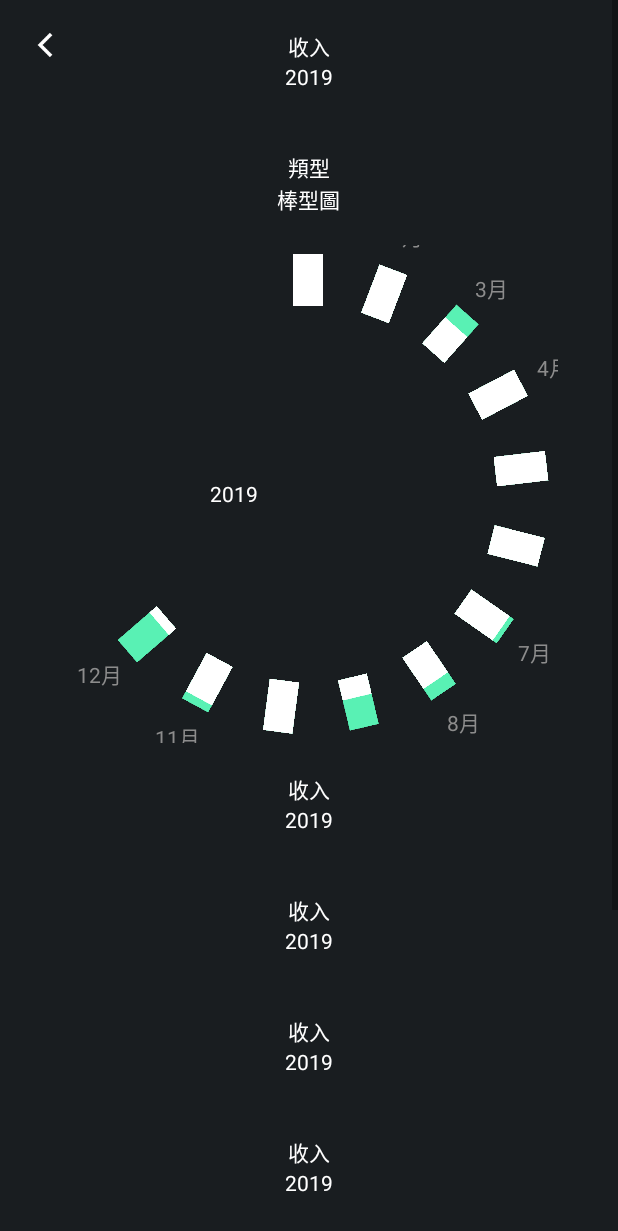
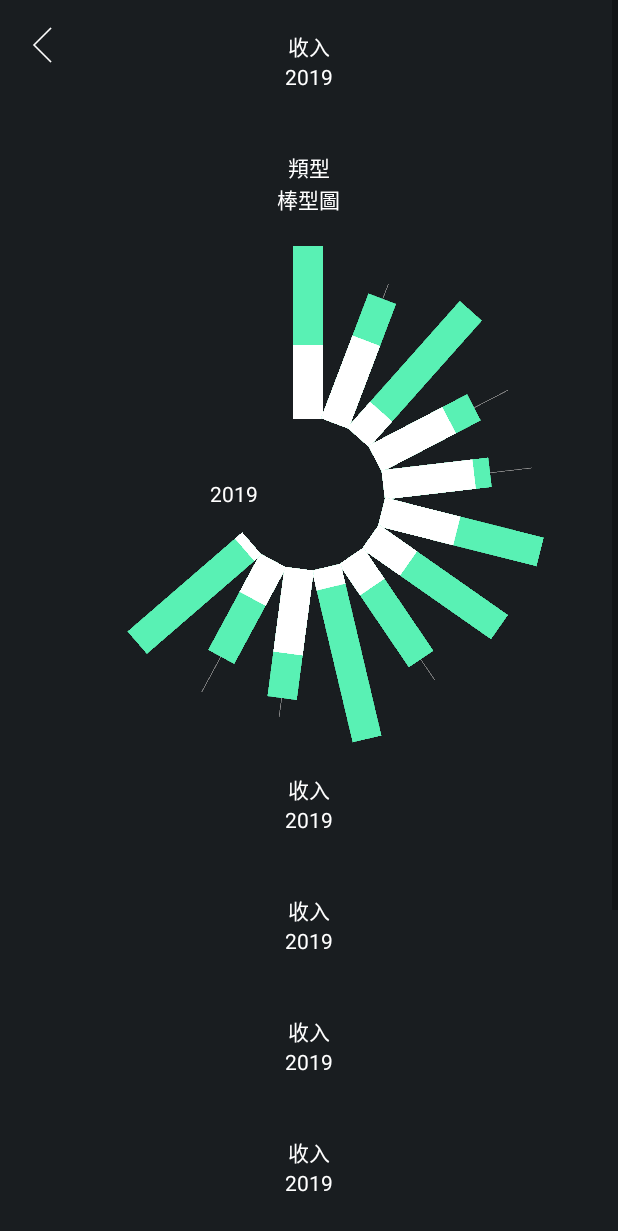
Before and after one commit to laibi0923/Receipt, an Android app: the Statustics_Main screen opened directly, with no data from a screen before it, on a phone screen of 412 x 824 dp. Shown: the top 1231 px of the screen. Run offline under Robolectric (Android 15) with nearby library versions, the phone set to English and light mode, and no system bars.

Commit message:
Update on 2 Feb 2019

```diff
--- a/app/src/main/java/com/example/lpc/receipt/Setting/Statustics_Circle.java
+++ b/app/src/main/java/com/example/lpc/receipt/Setting/Statustics_Circle.java
@@ -1,14 +1,167 @@
 package com.example.lpc.receipt.Setting;
+import android.content.Context;
 import android.util.*;
+import android.view.View;
+import android.view.WindowManager;
+import android.widget.LinearLayout;
+import android.widget.RelativeLayout;
+import android.widget.TextView;
+
+import com.example.lpc.receipt.R;
 
 public class Statustics_Circle
 {
 
+	private Context context;
+	private DisplayMetrics displayMetrics;
+
+	// 標題文字
+	private String[] mths_text = new String[]{"Jan", "Feb", "Mar", "Apr", "May", "Jun", "Jul", "Aug", "Sep", "Oct", "Nov", "Dec"};
+	private String[] mths_text_cht = new String[]{"1月", "2月", "3月", "4月", "5月", "6月", "7月", "8月", "9月", "10月", "11月", "12月"};
+
 	public Statustics_Circle(){
-
-
 
 	}
 
+	public void Draw_Statustics_Circle(RelativeLayout Target_View, Context context){
+
+		this.context = context;
+
+		displayMetrics = new DisplayMetrics();
+
+		// 螢幕長度
+		int phone_width = Get_Window_Width();
+		// 螢幕長度 - 80dp (marginLeft, marginRight)
+		int setup_height_width = phone_width - DP_convert_PX(80);
+		Log.e("Height", setup_height_width + "");
+		// 中心部份圓的大小
+		int center_circle_size = 250;
+		// 統計項目數 (1 - 12月)
+		int line_count = 12;
+		// 最大高度
+		int statustics_bar_maxheight = 350;
+		// 底線寬度
+		int base_line_width = 1;
+		// 底線高度
+		int base_line_height = DP_convert_PX(100);
+		// 統計條寬 (白)
+		int statustics_bar1_width = 30;
+		// 統計條寬 (綠)
+		int statustics_bar2_width = 30;
+
+		Target_View.getLayoutParams().height = setup_height_width;
+		Target_View.getLayoutParams().width = setup_height_width;
+
+		Log.e("Phone_Width", phone_width + "px, " + PX_convert_DP(phone_width) + "dp");
+		Log.e("setup_height_width", setup_height_width + "px, " + PX_convert_DP(setup_height_width) + "dp");
+
+
+		// LinearyLayout
+		// 	- TextView
+		// 	- RelativeLayout
+		// 		- View (baseline)
+		// 		- View (Bar 1)
+		//		- View (Bar 2)
+
+
+		for (int i = 0; i < line_count; i++){
+
+			// 主容器
+			LinearLayout mLinearLayout = new LinearLayout(context);
+			mLinearLayout.setOrientation(LinearLayout.VERTICAL);
+			RelativeLayout.LayoutParams pp1 = new RelativeLayout.LayoutParams(LinearLayout.LayoutParams.WRAP_CONTENT, statustics_bar_maxheight);
+			pp1.addRule(RelativeLayout.CENTER_IN_PARENT, RelativeLayout.TRUE);
+			mLinearLayout.setLayoutParams(pp1);
+			Target_View.addView(mLinearLayout);
+
+			// 標題
+			TextView mTextView = new TextView(context);
+			mTextView.setText(mths_text_cht[i]);
+			mTextView.setPadding(20, 20,20,20);
+			mTextView.setTextColor(context.getResources().getColor(R.color.text_color_2));
+			LinearLayout.LayoutParams mTextView_LayoutParams = new LinearLayout.LayoutParams(LinearLayout.LayoutParams.WRAP_CONTENT, LinearLayout.LayoutParams.WRAP_CONTENT);
+			mTextView.setLayoutParams(mTextView_LayoutParams);
+			mLinearLayout.addView(mTextView);
+
+			//
+			RelativeLayout mRelativeLayout = new RelativeLayout(context);
+			RelativeLayout.LayoutParams mRelativeLayout_LayoutParams = new RelativeLayout.LayoutParams(RelativeLayout.LayoutParams.MATCH_PARENT, RelativeLayout.LayoutParams.MATCH_PARENT);
+			mRelativeLayout_LayoutParams.addRule(RelativeLayout.CENTER_IN_PARENT, RelativeLayout.TRUE);
+			mRelativeLayout_LayoutParams.addRule(RelativeLayout.ALIGN_PARENT_BOTTOM, RelativeLayout.TRUE);
+			mRelativeLayout.setLayoutParams(mRelativeLayout_LayoutParams);
+			mLinearLayout.addView(mRelativeLayout);
+
+
+			// 統計線 (Heigt 100dp)
+			View statustics_line = new View(context);
+			statustics_line.setBackgroundColor(context.getResources().getColor(R.color.text_color_2));
+			RelativeLayout.LayoutParams line_LayoutParams = new RelativeLayout.LayoutParams(base_line_width, base_line_height);
+			line_LayoutParams.addRule(RelativeLayout.CENTER_IN_PARENT, RelativeLayout.TRUE);
+			line_LayoutParams.addRule(RelativeLayout.ALIGN_PARENT_BOTTOM, RelativeLayout.TRUE);
+			statustics_line.setLayoutParams(line_LayoutParams);
+			mRelativeLayout.addView(statustics_line);
+
+
+			// 統計條 (白)
+			View statustics_bar1 = new View(context);
+			statustics_bar1.setBackgroundColor(context.getResources().getColor(R.color.colorAccent));
+			int Random_Num1 = (int) (Math.random() * 100 +100);
+			RelativeLayout.LayoutParams statustics_bar1_LayoutPams = new RelativeLayout.LayoutParams(statustics_bar1_width, Random_Num1);
+			statustics_bar1_LayoutPams.addRule(RelativeLayout.CENTER_IN_PARENT, RelativeLayout.TRUE);
+			statustics_bar1_LayoutPams.addRule(RelativeLayout.ALIGN_PARENT_BOTTOM, RelativeLayout.TRUE);
+			statustics_bar1.setLayoutParams(statustics_bar1_LayoutPams);
+			mRelativeLayout.addView(statustics_bar1);
+
+
+			// 統計條 (綠)
+			View statustics_bar2 = new View(context);
+			statustics_bar2.setBackgroundColor(context.getResources().getColor(R.color.text_color_1));
+			int Random_Num2 = (int) (Math.random() * 100  );
+			RelativeLayout.LayoutParams statustics_bar2_LayoutPams = new RelativeLayout.LayoutParams(statustics_bar2_width, Random_Num2);
+			statustics_bar2_LayoutPams.addRule(RelativeLayout.CENTER_IN_PARENT, RelativeLayout.TRUE);
+			statustics_bar2_LayoutPams.addRule(RelativeLayout.ALIGN_PARENT_BOTTOM, RelativeLayout.TRUE);
+			statustics_bar2.setLayoutParams(statustics_bar2_LayoutPams);
+			mRelativeLayout.addView(statustics_bar2);
+
+			// Calculate the angle of the current view. Adjust by 90 degrees to
+			// get View 0 at the top. We need the angle in degrees and radians.
+			float angleDeg = i * 250.0f / line_count - 90.0f;
+			float angleRad = (float)(angleDeg * Math.PI / 180.0f);
+
+			// Calculate the position of the view, offset from center (300 px from
+			// center). Again, this should be done in a display size independent way.
+			mLinearLayout.setTranslationX(center_circle_size * (float)Math.cos(angleRad));
+
+			mLinearLayout.setTranslationY(center_circle_size * (float)Math.sin(angleRad));
+
+			// Set the rotation of the view.
+			mLinearLayout.setRotation(angleDeg + 90.0f);
+
+			// 將文字旋轉到岩位
+			mTextView.setRotation(-angleDeg + 270.0f);
+
+			//statustics_view.addView(mLinearLayout);
+
+		}
+
+	}
+
+	private int  PX_convert_DP(int width_px){
+		return Math.round(width_px / displayMetrics.density);
+	}
+
+
+	private int  DP_convert_PX(int width_dp){
+		return Math.round(width_dp * displayMetrics.density);
+	}
+
+
+	// 得知手機寬度
+	private int Get_Window_Width(){
+		WindowManager mWindowManager = (WindowManager) context.getSystemService(context.WINDOW_SERVICE);
+		mWindowManager.getDefaultDisplay().getMetrics(displayMetrics);
+
+		return displayMetrics.widthPixels;
+	}
 
 }
--- a/app/src/main/java/com/example/lpc/receipt/Setting/Statustics_Main.java
+++ b/app/src/main/java/com/example/lpc/receipt/Setting/Statustics_Main.java
@@ -1,22 +1,13 @@
 package com.example.lpc.receipt.Setting;
 
-import android.graphics.Color;
 import android.os.*;
 import android.support.annotation.*;
 import android.support.v7.app.*;
 import android.util.*;
-import android.view.*;
 import android.widget.*;
 import com.example.lpc.receipt.*;
 
 public class Statustics_Main extends AppCompatActivity {
-
-    // 標題文字
-	private String[] mths_text = new String[]{"Jan", "Feb", "Mar", "Apr", "May", "Jun", "Jul", "Aug", "Sep", "Oct", "Nov", "Dec"};
-    private String[] mths_text_cht = new String[]{"1月", "2月", "3月", "4月", "5月", "6月", "7月", "8月", "9月", "10月", "11月", "12月"};
-
-
-    private DisplayMetrics displayMetrics;
 
 
 	private RelativeLayout statustics_view;
@@ -28,8 +19,6 @@ public class Statustics_Main extends AppCompatActivity {
 
         setContentView(R.layout.y002_statistics_parts);
 
-        displayMetrics = new DisplayMetrics();
-
         Find_View();
 
     }
@@ -39,144 +28,8 @@ public class Statustics_Main extends AppCompatActivity {
 
         statustics_view = (RelativeLayout) findViewById(R.id.statustics_view);
 
-		Circle_Statustics();
-	}
-
-	private int  PX_convert_DP(int width_px){
-        return Math.round(width_px / displayMetrics.density);
-    }
-
-
-    private int  DP_convert_PX(int width_dp){
-        return Math.round(width_dp * displayMetrics.density);
-    }
-
-
-    // 得知手機寬度
-    private int Get_Window_Width(){
-        WindowManager mWindowManager = (WindowManager) getSystemService(WINDOW_SERVICE);
-        mWindowManager.getDefaultDisplay().getMetrics(displayMetrics);
-
-        return displayMetrics.widthPixels;
-    }
-
-
-	private void Circle_Statustics(){
-
-		// 螢幕長度
-		int phone_width = Get_Window_Width();
-		// 螢幕長度 - 80dp (marginLeft, marginRight)
-		int setup_height_width = phone_width - DP_convert_PX(80);
-		Log.e("Height", setup_height_width + "");
-		// 中心部份圓的大小
-		int center_circle_size = 250;
-		// 統計項目數 (1 - 12月)
-		int line_count = 12;
-		// 最大高度
-		int statustics_bar_maxheight = (setup_height_width - center_circle_size) / 2;
-		// 底線寬度
-		int base_line_width = 1;
-		// 底線高度
-		int base_line_height = DP_convert_PX(100);
-		// 統計條寬 (白)
-		int statustics_bar1_width = 30;
-		// 統計條寬 (綠)
-		int statustics_bar2_width = 30;
-
-		statustics_view.getLayoutParams().height = setup_height_width;
-		statustics_view.getLayoutParams().width = setup_height_width;
-
-        Log.e("Phone_Width", phone_width + "px, " + PX_convert_DP(phone_width) + "dp");
-        Log.e("setup_height_width", setup_height_width + "px, " + PX_convert_DP(setup_height_width) + "dp");
-
-
-		// LinearyLayout
-		// 	- TextView
-		// 	- RelativeLayout
-		// 		- View (baseline)
-		// 		- View (Bar 1)
-		//		- View (Bar 2)
-
-
-		for (int i = 0; i < line_count; i++){
-
-		    // 主容器
-			LinearLayout mLinearLayout = new LinearLayout(this);
-			mLinearLayout.setOrientation(LinearLayout.VERTICAL);
-			RelativeLayout.LayoutParams pp1 = new RelativeLayout.LayoutParams(LinearLayout.LayoutParams.WRAP_CONTENT, statustics_bar_maxheight);
-			pp1.addRule(RelativeLayout.CENTER_IN_PARENT, RelativeLayout.TRUE);
-			mLinearLayout.setLayoutParams(pp1);
-			statustics_view.addView(mLinearLayout);
-
-			// 標題
-			TextView mTextView = new TextView(this);
-			mTextView.setText(mths_text_cht[i]);
-			mTextView.setPadding(20, 20,20,20);
-			mTextView.setTextColor(getResources().getColor(R.color.text_color_2));
-			LinearLayout.LayoutParams mTextView_LayoutParams = new LinearLayout.LayoutParams(LinearLayout.LayoutParams.WRAP_CONTENT, LinearLayout.LayoutParams.WRAP_CONTENT);
-			mTextView.setLayoutParams(mTextView_LayoutParams);
-			mLinearLayout.addView(mTextView);
-
-			//
-			RelativeLayout mRelativeLayout = new RelativeLayout(this);
-			RelativeLayout.LayoutParams mRelativeLayout_LayoutParams = new RelativeLayout.LayoutParams(RelativeLayout.LayoutParams.MATCH_PARENT, RelativeLayout.LayoutParams.MATCH_PARENT);
-			mRelativeLayout_LayoutParams.addRule(RelativeLayout.CENTER_IN_PARENT, RelativeLayout.TRUE);
-			mRelativeLayout_LayoutParams.addRule(RelativeLayout.ALIGN_PARENT_BOTTOM, RelativeLayout.TRUE);
-            mRelativeLayout.setLayoutParams(mRelativeLayout_LayoutParams);
-			mLinearLayout.addView(mRelativeLayout);
-
-
-			// 統計線 (Heigt 100dp)
-			View statustics_line = new View(this);
-			statustics_line.setBackgroundColor(getResources().getColor(R.color.text_color_2));
-			RelativeLayout.LayoutParams line_LayoutParams = new RelativeLayout.LayoutParams(base_line_width, base_line_height);
-			line_LayoutParams.addRule(RelativeLayout.CENTER_IN_PARENT, RelativeLayout.TRUE);
-			line_LayoutParams.addRule(RelativeLayout.ALIGN_PARENT_BOTTOM, RelativeLayout.TRUE);
-			statustics_line.setLayoutParams(line_LayoutParams);
-			mRelativeLayout.addView(statustics_line);
-
-
-			// 統計條 (白)
-			View statustics_bar1 = new View(this);
-			statustics_bar1.setBackgroundColor(getResources().getColor(R.color.colorAccent));
-			int Random_Num1 = (int) (Math.random() * 100 +100);
-			RelativeLayout.LayoutParams statustics_bar1_LayoutPams = new RelativeLayout.LayoutParams(statustics_bar1_width, Random_Num1);
-			statustics_bar1_LayoutPams.addRule(RelativeLayout.CENTER_IN_PARENT, RelativeLayout.TRUE);
-			statustics_bar1_LayoutPams.addRule(RelativeLayout.ALIGN_PARENT_BOTTOM, RelativeLayout.TRUE);
-			statustics_bar1.setLayoutParams(statustics_bar1_LayoutPams);
-			mRelativeLayout.addView(statustics_bar1);
-
-
-			// 統計條 (綠)
-			View statustics_bar2 = new View(this);
-			statustics_bar2.setBackgroundColor(getResources().getColor(R.color.text_color_1));
-			int Random_Num2 = (int) (Math.random() * 100  );
-			RelativeLayout.LayoutParams statustics_bar2_LayoutPams = new RelativeLayout.LayoutParams(statustics_bar2_width, Random_Num2);
-			statustics_bar2_LayoutPams.addRule(RelativeLayout.CENTER_IN_PARENT, RelativeLayout.TRUE);
-			statustics_bar2_LayoutPams.addRule(RelativeLayout.ALIGN_PARENT_BOTTOM, RelativeLayout.TRUE);
-			statustics_bar2.setLayoutParams(statustics_bar2_LayoutPams);
-			mRelativeLayout.addView(statustics_bar2);
-
-			// Calculate the angle of the current view. Adjust by 90 degrees to
-			// get View 0 at the top. We need the angle in degrees and radians.
-			float angleDeg = i * 250.0f / line_count - 90.0f;
-			float angleRad = (float)(angleDeg * Math.PI / 180.0f);
-
-			// Calculate the position of the view, offset from center (300 px from
-			// center). Again, this should be done in a display size independent way.
-			mLinearLayout.setTranslationX(center_circle_size * (float)Math.cos(angleRad));
-
-			mLinearLayout.setTranslationY(center_circle_size * (float)Math.sin(angleRad));
-
-			// Set the rotation of the view.
-			mLinearLayout.setRotation(angleDeg + 90.0f);
-
-			// 將文字旋轉到岩位
-			mTextView.setRotation(-angleDeg + 270.0f);
-
-            //statustics_view.addView(mLinearLayout);
-
-		}
+		Statustics_Circle mDraw_Statustics_Circle = new Statustics_Circle();
+		mDraw_Statustics_Circle.Draw_Statustics_Circle(statustics_view, this);
 
 	}
 
```
Also changed, not shown: app/src/main/res/layout/a002_record_item.xml (+30 -12 lines), app/src/main/res/layout/b001_review_main.xml (+7 -9 lines), app/src/main/ic_back_btn-web.png, app/src/main/ic_setting-web.png (added), app/src/main/res/mipmap-hdpi/ic_back_btn.png, app/src/main/res/mipmap-hdpi/ic_setting.png (added), app/src/main/res/mipmap-mdpi/ic_back_btn.png, app/src/main/res/mipmap-mdpi/ic_setting.png (added), app/src/main/res/mipmap-xhdpi/ic_back_btn.png, app/src/main/res/mipmap-xhdpi/ic_setting.png (added), app/src/main/res/mipmap-xxhdpi/ic_back_btn.png, app/src/main/res/mipmap-xxhdpi/ic_setting.png (added), app/src/main/res/mipmap-xxxhdpi/ic_back_btn.png, app/src/main/res/mipmap-xxxhdpi/ic_setting.png (added).
